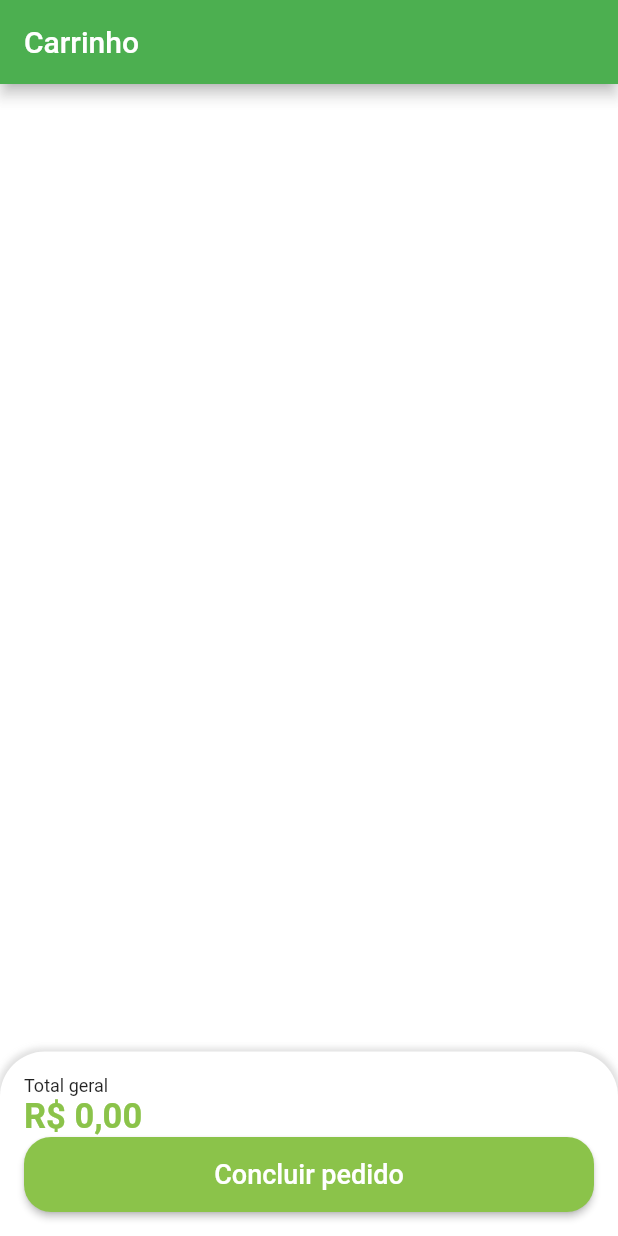
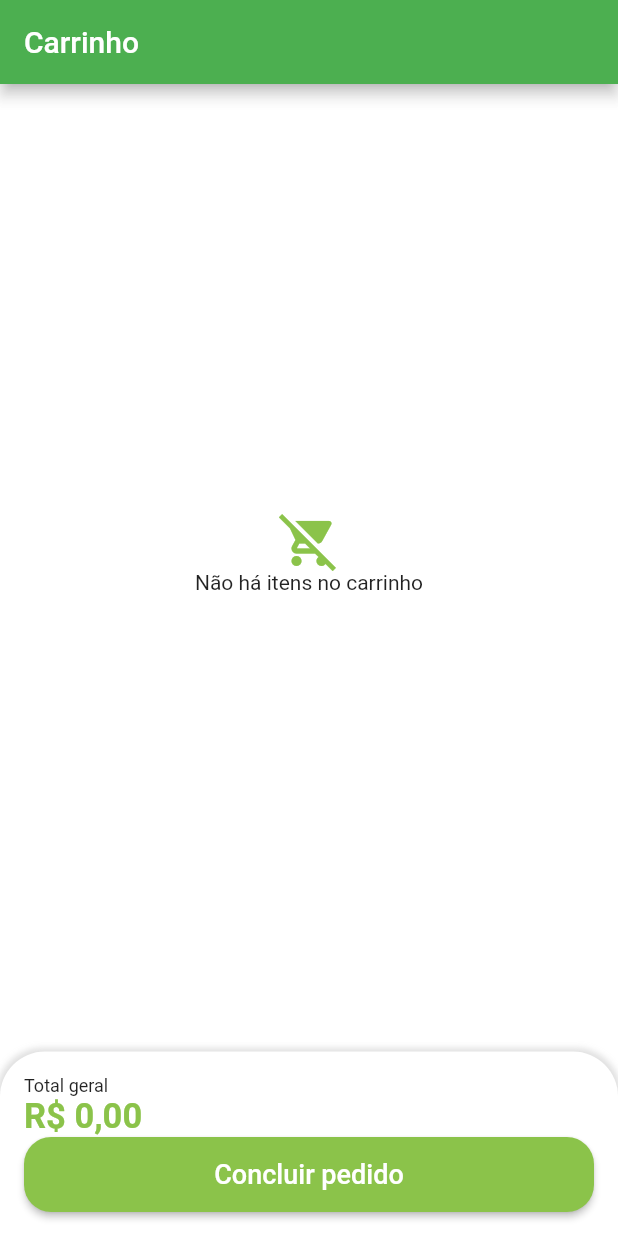
Before and after one commit to Weisbergbsf/greengrocer, a Flutter app: the CartTab screen opened directly, on a phone screen of 412 x 824 dp. Run offline on Flutter 3.47's test engine with Material 2 defaults, Android fonts, the phone set to English and light mode, and no system bars; our stand-ins replace animated_text_kit, badges, dio, flutter_secure_storage, fluttertoast, freezed_annotation and 4 more; missing offline and left inert: add_to_cart_animation; accounts and stored records are empty.

```diff
--- a/lib/src/pages/cart/view/cart_tab.dart
+++ b/lib/src/pages/cart/view/cart_tab.dart
@@ -29,6 +29,20 @@ class _CartTabState extends State<CartTab> {
           Expanded(
             child: GetBuilder<CartController>(
               builder: (controller) {
+                if (controller.cartItems.isEmpty) {
+                  return Column(
+                    mainAxisAlignment: MainAxisAlignment.center,
+                    children: [
+                      Icon(
+                        Icons.remove_shopping_cart,
+                        size: 40,
+                        color: CustomColors.customSwatchColor,
+                      ),
+                      const Text('Não há itens no carrinho')
+                    ],
+                  );
+                }
+
                 return ListView.builder(
                   itemCount: controller.cartItems.length,
                   itemBuilder: (_, index) {
```
Also changed, not shown: lib/src/pages/home/home_tab.dart (+15 -5 lines), lib/src/pages/home/view/components/item_tile.dart (+6 -1 lines).
